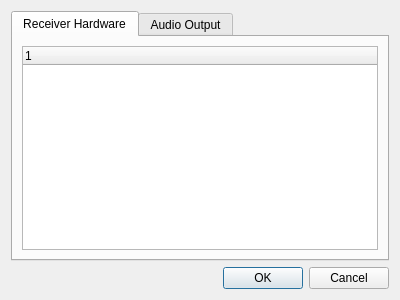
f4exb/sdrangel, file sdrbase/gui/preferencesdialog.ui: the form before one commit.
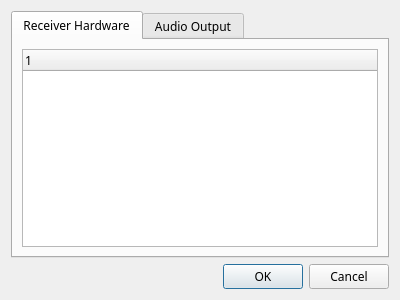
The form after the commit.

Commit message: Font size and face normalization (final)

```diff
--- a/sdrbase/gui/preferencesdialog.ui
+++ b/sdrbase/gui/preferencesdialog.ui
@@ -10,6 +10,12 @@
     <height>300</height>
    </rect>
   </property>
+  <property name="font">
+   <font>
+    <family>Sans Serif</family>
+    <pointsize>9</pointsize>
+   </font>
+  </property>
   <property name="windowTitle">
    <string>Dialog</string>
   </property>
```
The commit also changes 13 other files.
